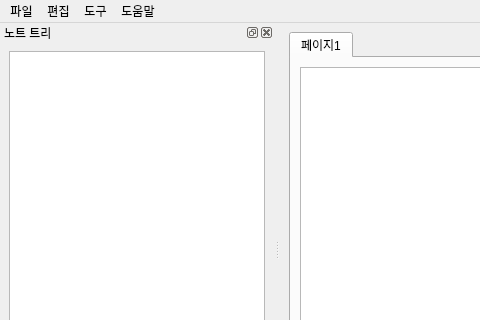
Old version of the form ui/mainWindow.ui in the repository bluekyu/kyuNotebook; both pictures show x 0 to 480 and y 0 to 320 of the 723 by 496 pixel window.
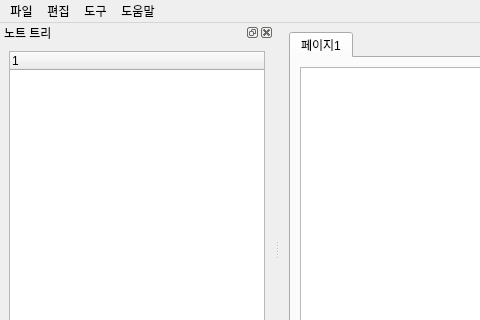
New version of the form.

Commit message: ui 업데이트 및 테스트

What changed in the file:
```diff
--- a/ui/mainWindow.ui
+++ b/ui/mainWindow.ui
@@ -86,7 +86,13 @@
    <widget class="QWidget" name="dockWidgetContent">
     <layout class="QHBoxLayout" name="horizontalLayout_2">
      <item>
-      <widget class="QListWidget" name="noteTree"/>
+      <widget class="QTreeWidget" name="noteTree">
+       <column>
+        <property name="text">
+         <string notr="true">1</string>
+        </property>
+       </column>
+      </widget>
      </item>
     </layout>
    </widget>
```
Left out of the diff: 20 changed lines with no effect on the pictures. The commit also changes 2 other files.
